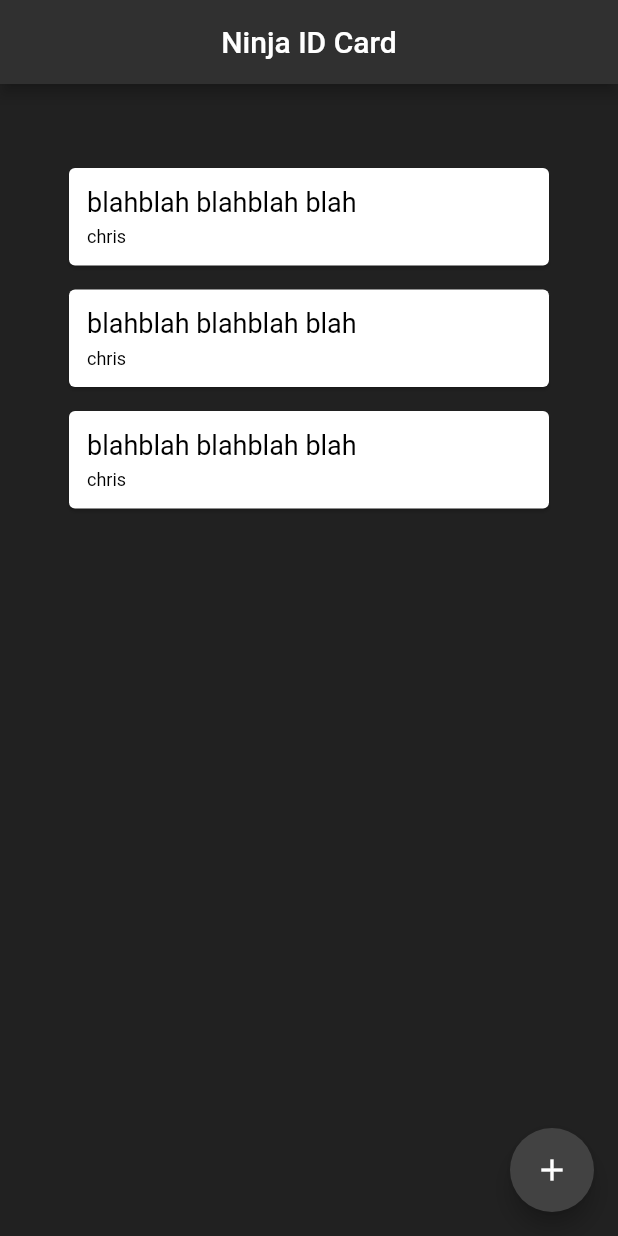
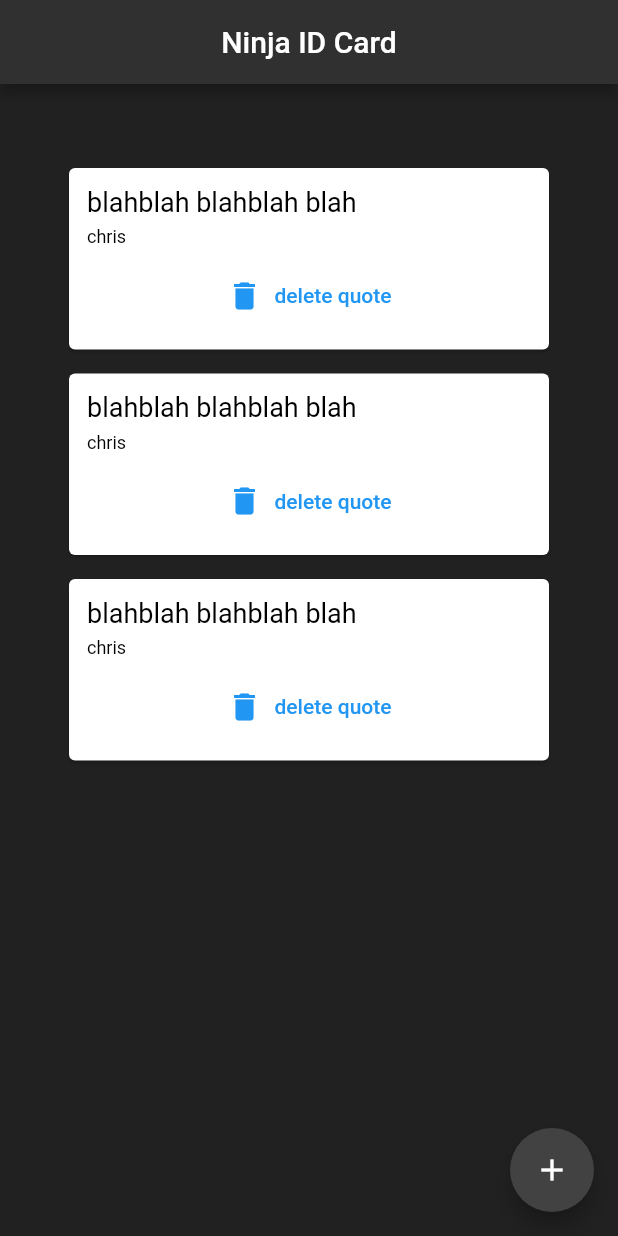
Before and after one commit to chuac/flutter_tutorial_app, a Flutter app: the screen it shows after launch, on a phone screen of 412 x 824 dp. Run offline on Flutter 3.47's test engine with Material 2 defaults, Android fonts, the phone set to English and light mode, and no system bars.

Commit message:
Passing a Function as a Parameter

```diff
--- a/lib/main.dart
+++ b/lib/main.dart
@@ -18,10 +18,6 @@
     Quote(text: 'blahblah blahblah blah', author: 'chris'),
     Quote(text: 'blahblah blahblah blah', author: 'chris'),
   ];
-
-  Widget quoteTemplate(Quote quote) {
-    return QuoteCard(quote: quote);
-  }
 
   @override
   Widget build(BuildContext context) {
@@ -44,7 +40,15 @@
       body: Padding(
           padding: EdgeInsets.fromLTRB(30, 40, 30, 0),
           child: Column(
-            children: quotes.map((quote) => QuoteCard(quote: quote)).toList(),
+            children: quotes
+                .map((quote) => QuoteCard(
+                    quote: quote,
+                    delete: () {
+                      setState(() {
+                        quotes.remove(quote);
+                      });
+                    }))
+                .toList(),
           )),
     );
   }
--- a/lib/quoteCard.dart
+++ b/lib/quoteCard.dart
@@ -3,8 +3,9 @@
 
 class QuoteCard extends StatelessWidget {
   final Quote quote; // need final keyword for StatelessWidget
+  final Function delete;
 
-  QuoteCard({this.quote}); // accept parameter and set it to quote
+  QuoteCard({this.quote, this.delete}); // accept parameter and set it to quote
 
   @override
   Widget build(BuildContext context) {
@@ -20,6 +21,11 @@
               SizedBox(height: 6),
               Text(quote.author,
                   style: TextStyle(fontSize: 12, color: Colors.black)),
+              SizedBox(height: 8),
+              TextButton.icon(
+                  onPressed: delete,
+                  icon: Icon(Icons.delete),
+                  label: Text('delete quote'))
             ],
           ),
         ));
```
